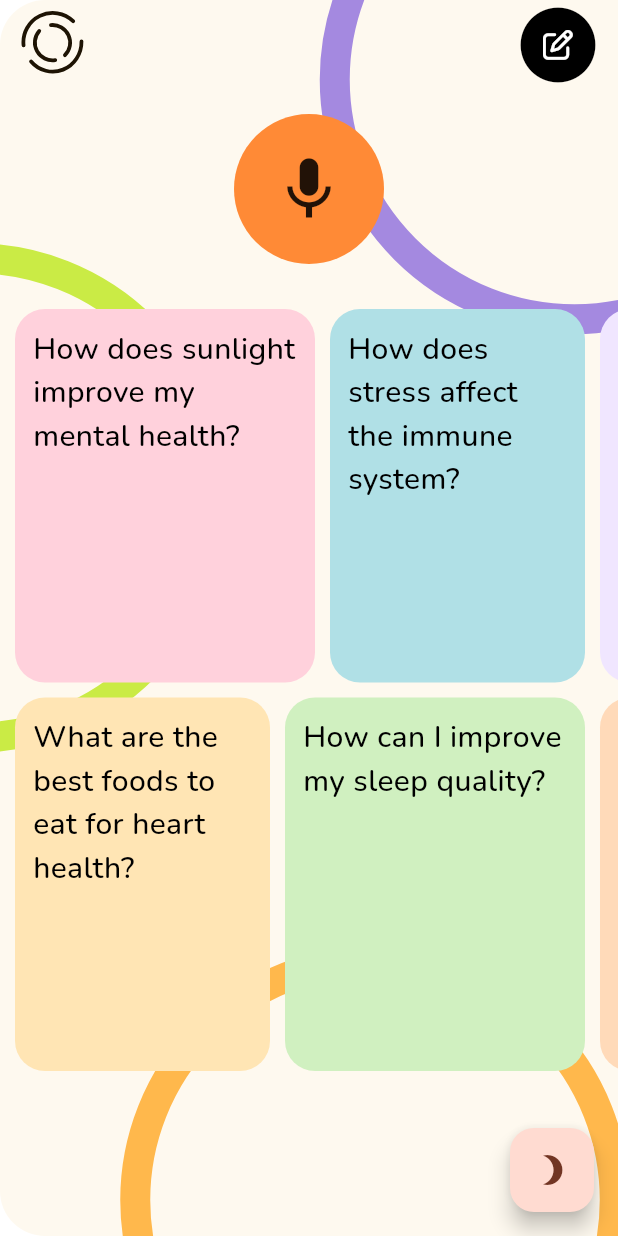
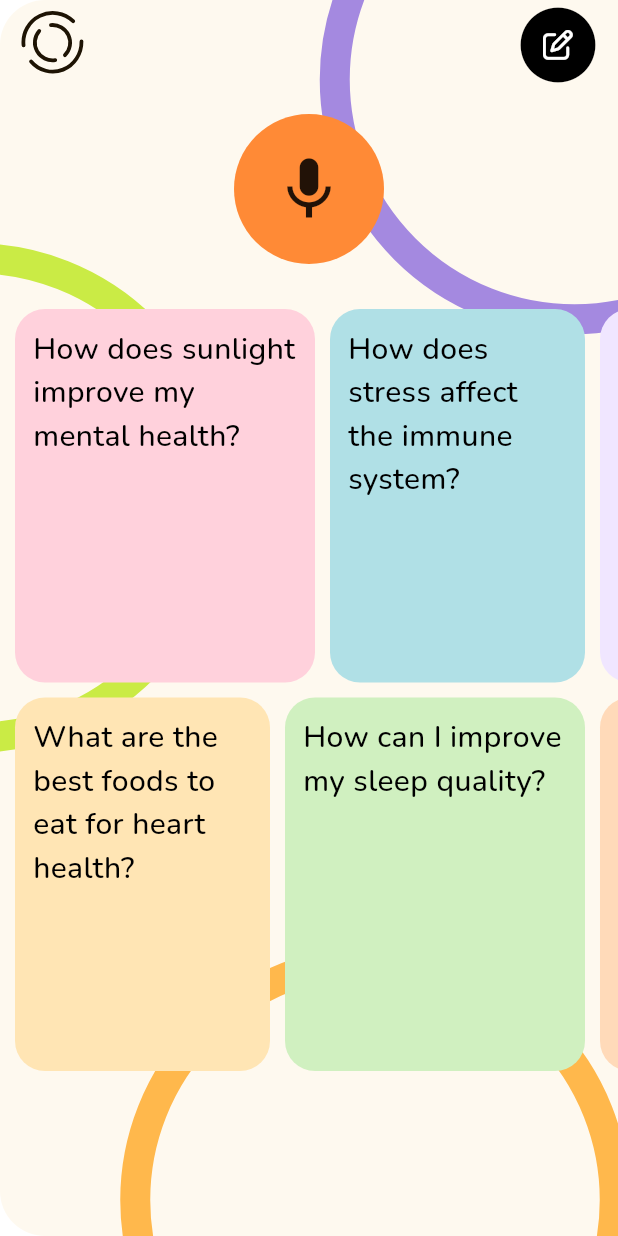
Before and after one commit to KhromeM/meddy, a Flutter app: the screen it shows once a user with an empty profile is signed in, on a phone screen of 412 x 824 dp. Run offline on Flutter 3.47's test engine with Material 3 defaults, Android fonts, the phone set to English and light mode, and no system bars; our stand-ins replace firebase_auth, firebase_core, fl_chart, flutter_markdown, flutter_riverpod, flutter_svg and 4 more; missing offline and left inert: jumping_dot, record, sound_stream; accounts and stored records are empty; network calls fail.

Commit message:
changed accesibility button position to bottom sheet

```diff
--- a/mobile/lib/pages/my_home_page.dart
+++ b/mobile/lib/pages/my_home_page.dart
@@ -107,14 +107,7 @@ class _MyHomePageState extends State<MyHomePage> {
               SizedBox(height: 100),
             ],
           ),
-          floatingActionButton: FloatingActionButton(
-            onPressed: highContrastMode?.toggleHighContrastMode,
-            child: Icon(
-              highContrastMode?.isHighContrast == true
-                  ? Icons.brightness_7
-                  : Icons.brightness_3,
-            ),
-          ),
+
         ),
       ],
     );
```
Also changed, not shown: mobile/lib/widgets/custom_app_bar.dart (+39 -2 lines).
